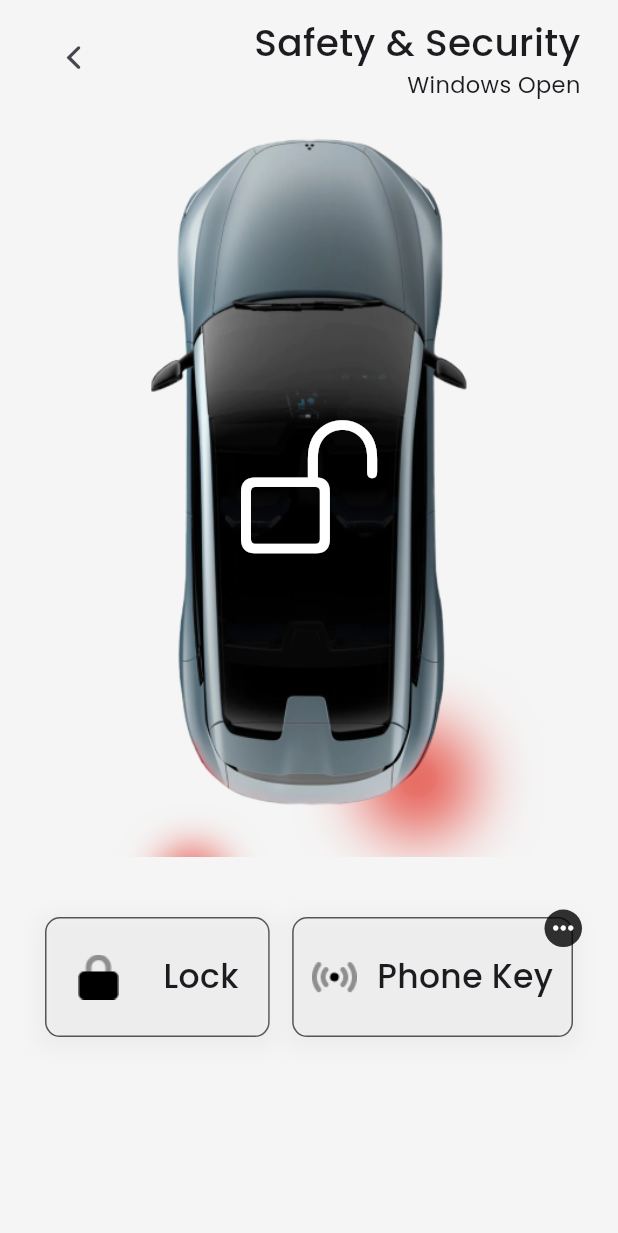
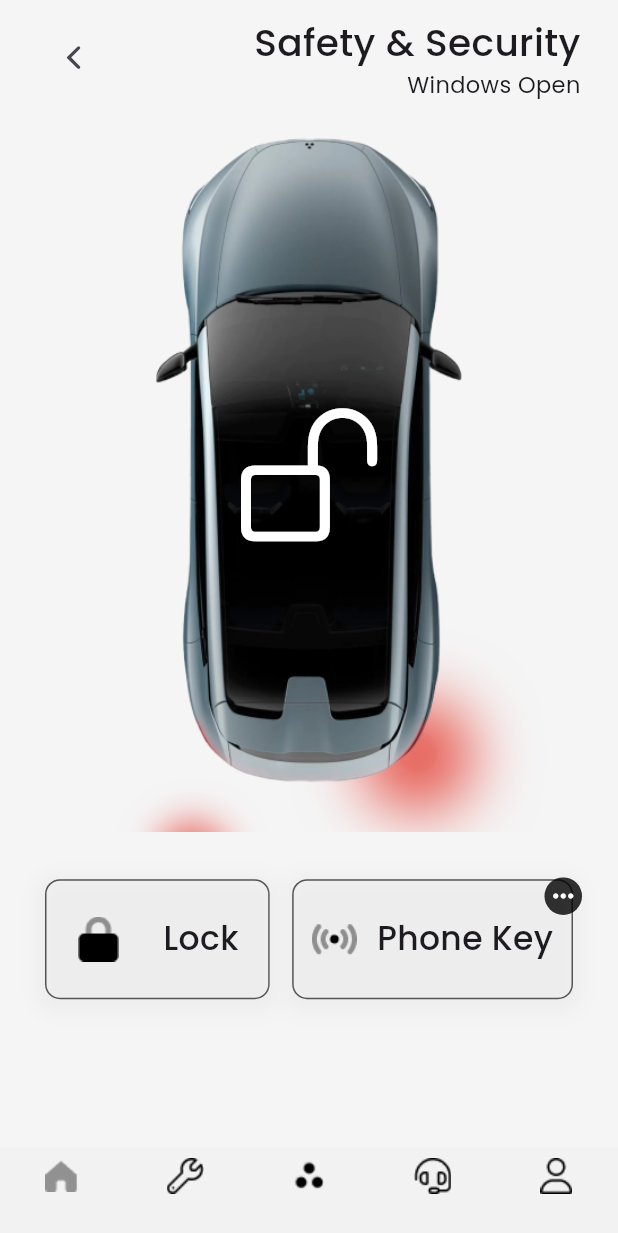
Before and after one commit to DivyankSisodia/EV_Car_Application, a Flutter app: the SafetySecurityPage screen opened directly, after a tap on "Unlock", on a phone screen of 412 x 824 dp. Shown: the top 1233 px of the screen. Run offline on Flutter 3.47's test engine with Material 3 defaults, Android fonts, the light colour scheme and no system bars; drawn by our look-alikes of flutter_animate; our stand-ins replace flutter_riverpod, gap, google_fonts, iconsax.

Commit message:
location UI

```diff
--- a/lib/bottom_nav_bar.dart
+++ b/lib/bottom_nav_bar.dart
@@ -1,3 +1,4 @@
+import 'package:car_application/view/Location_screen.dart';
 import 'package:car_application/view/home_screen.dart';
 import 'package:car_application/view/safety_page.dart';
 import 'package:flutter/material.dart';
@@ -14,7 +15,7 @@ class CustomButtomNavbar extends ConsumerWidget {
     HomeScreen(),
     const InteriorPage(),
     const SafetySecurityPage(),
-    const SafetySecurityPage(),
+    const LocationsAndMap(),
   ];
 
   @override
@@ -22,7 +23,23 @@ class CustomButtomNavbar extends ConsumerWidget {
     final currentIndex = ref.watch(currentIndexProvider);
     return Scaffold(
       body: pages[currentIndex],
-      bottomNavigationBar: BottomNavigationBar(
+      bottomNavigationBar: BottomNavBar(currentIndex: currentIndex),
+    );
+  }
+}
+
+class BottomNavBar extends ConsumerWidget {
+  const BottomNavBar({
+    super.key,
+    required this.currentIndex,
+  });
+
+  final int currentIndex;
+
+  @override
+  Widget build(BuildContext context, WidgetRef ref) {
+    final currentIndex = ref.watch(currentIndexProvider);
+    return BottomNavigationBar(
       type: BottomNavigationBarType.fixed,
       elevation: 0,
       backgroundColor: const Color.fromARGB(255, 242, 242, 242),
@@ -73,7 +90,6 @@ class CustomButtomNavbar extends ConsumerWidget {
           label: '',
         ),
       ],
-      ),
     );
   }
 }
--- a/lib/model/interior/temperature_button.dart
+++ b/lib/model/interior/temperature_button.dart
@@ -10,6 +10,8 @@ class TemperatureButton extends StatelessWidget {
   Widget build(BuildContext context) {
     return Padding(
       padding: const EdgeInsets.symmetric(horizontal: 20.0),
+      child: Align(
+        alignment: Alignment.bottomCenter,
         child: Container(
           height: 80,
           width: MediaQuery.of(context).size.width,
@@ -37,6 +39,7 @@ class TemperatureButton extends StatelessWidget {
             ],
           ),
         ),
+      ),
     );
   }
 }
--- a/lib/model/interior/temperature_schedule.dart
+++ b/lib/model/interior/temperature_schedule.dart
@@ -12,7 +12,7 @@ class TemperatureSchedule extends StatelessWidget {
   @override
   Widget build(BuildContext context) {
     return SizedBox(
-      height: 250,
+      height: MediaQuery.of(context).size.height * 0.2,
       child: ListView(
         shrinkWrap: true,
         children: [
--- a/lib/model/safety/image_container.dart
+++ b/lib/model/safety/image_container.dart
@@ -1,6 +1,5 @@
 import 'package:flutter/cupertino.dart';
 import 'package:flutter/material.dart';
-import 'package:flutter_animate/flutter_animate.dart';
 
 class AnimatedImageContainer extends StatelessWidget {
   const AnimatedImageContainer({
@@ -13,7 +12,7 @@ class AnimatedImageContainer extends StatelessWidget {
   @override
   Widget build(BuildContext context) {
     return SizedBox(
-      height: MediaQuery.of(context).size.height * 0.6,
+      height: MediaQuery.of(context).size.height * 0.58,
       child: Stack(
         children: [
           AnimatedPositioned(
@@ -88,7 +87,7 @@ class AnimatedImageContainer extends StatelessWidget {
                         CupertinoIcons.lock,
                         color: Color.fromARGB(255, 255, 255, 255),
                         size: 100,
-                    ),
+                      ),
               ),
             ],
           ),
--- a/lib/view/home_screen.dart
+++ b/lib/view/home_screen.dart
@@ -1,4 +1,6 @@
 // ignore_for_file: file_names
+import 'package:car_application/view/Location_screen.dart';
+import 'package:car_application/view/battery_page.dart';
 import 'package:car_application/view/interior_page.dart';
 import 'package:car_application/view/safety_page.dart';
 import 'package:flutter/material.dart';
@@ -92,7 +94,7 @@ class HomeScreen extends StatelessWidget {
                               Navigator.push(
                                 context,
                                 MaterialPageRoute(
-                                  builder: (context) => HomeScreen(),
+                                  builder: (context) => const BatteryPage(),
                                 ),
                               );
                               break;
@@ -117,8 +119,7 @@ class HomeScreen extends StatelessWidget {
                               Navigator.push(
                                 context,
                                 MaterialPageRoute(
-                                  builder: (context) =>
-                                      const SafetySecurityPage(),
+                                  builder: (context) => const LocationsAndMap(),
                                 ),
                               );
                               break;
--- a/lib/view/interior_page.dart
+++ b/lib/view/interior_page.dart
@@ -1,3 +1,4 @@
+import 'package:car_application/bottom_nav_bar.dart';
 import 'package:flutter/material.dart';
 import 'package:flutter_riverpod/flutter_riverpod.dart';
 import 'package:gap/gap.dart';
@@ -9,13 +10,14 @@ import '../model/interior/temperature_schedule.dart';
 import '../model/interior/temperature_text.dart';
 
 class InteriorPage extends ConsumerWidget {
-  const InteriorPage({super.key});
+  const InteriorPage({super.key,});
 
   @override
   Widget build(BuildContext context, WidgetRef ref) {
     return Scaffold(
       backgroundColor: const Color(0xFFF5F5F5),
       body: SafeArea(
+        child: SingleChildScrollView(
           child: Column(
             children: [
               const InteriorHeadingtext(),
@@ -51,6 +53,8 @@ class InteriorPage extends ConsumerWidget {
             ],
           ),
         ),
+      ),
+      bottomNavigationBar: const BottomNavBar(currentIndex: 0),
     );
   }
 }
--- /dev/null
+++ b/lib/view/location_screen.dart
@@ -0,0 +1,96 @@
+// ignore_for_file: file_names
+
+import 'package:car_application/bottom_nav_bar.dart';
+import 'package:car_application/widget/right_headingtext.dart';
+import 'package:flutter/material.dart';
+import 'package:google_fonts/google_fonts.dart';
+import 'package:iconsax/iconsax.dart';
+
+class LocationsAndMap extends StatelessWidget {
+  const LocationsAndMap({super.key});
+
+  @override
+  Widget build(BuildContext context) {
+    return Scaffold(
+      backgroundColor: const Color.fromARGB(255, 242, 242, 242),
+      body: SafeArea(
+        child: SingleChildScrollView(
+          child: Column(
+            children: [
+              const Padding(
+                padding: EdgeInsets.symmetric(horizontal: 25.0, vertical: 10.0),
+                child: RightHeadingText(
+                  heading: 'Locations & Maps',
+                  subheading: '900 Cool St, San Francisco, CA',
+                ),
+              ),
+              Stack(
+                children: [
+                  Padding(
+                    padding: const EdgeInsets.symmetric(
+                        horizontal: 10.0, vertical: 10),
+                    child: Image.asset(
+                      'assets/images/map_image.png',
+                      height: MediaQuery.of(context).size.height * 0.5,
+                      width: MediaQuery.of(context).size.width * 1,
+                    ),
+                  ),
+                  Positioned(
+                    bottom: MediaQuery.of(context).size.height * 0.02,
+                    right: MediaQuery.of(context).size.width * 0.09,
+                    child: Image.asset(
+                      'assets/images/small_map_asset_image.png',
+                    ),
+                  ),
+                ],
+              ),
+              Padding(
+                padding:
+                    const EdgeInsets.symmetric(horizontal: 20.0, vertical: 8),
+                child: SizedBox(
+                  height: MediaQuery.of(context).size.height * 0.06,
+                  child: TextField(
+                    autocorrect: true,
+                    textAlign: TextAlign.start,
+                    decoration: InputDecoration(
+                      hintText: 'Search for a location',
+                      hintStyle: GoogleFonts.poppins(
+                        fontSize: 16.0,
+                        fontWeight: FontWeight.w500,
+                        color: const Color.fromARGB(255, 53, 53, 53),
+                      ),
+                      prefixIcon: const Icon(
+                        Iconsax.search_favorite,
+                        color: Color.fromARGB(255, 53, 53, 53),
+                      ),
+                      filled: true,
+                      fillColor: Colors.white,
+                      border: OutlineInputBorder(
+                          borderRadius: BorderRadius.circular(10),
+                          borderSide: const BorderSide(
+                            color: Colors.black87,
+                          )),
+                    ),
+                  ),
+                ),
+              ),
+              Container(
+                  height: MediaQuery.of(context).size.height * 0.09,
+                  width: MediaQuery.of(context).size.width,
+                  color: Colors.white,
+                  child: Row(
+                    children: [
+                      Icon(
+                        Icons.bolt_outlined,
+                        color: Colors.grey.shade500,
+                      )
+                    ],
+                  ))
+            ],
+          ),
+        ),
+      ),
+      bottomNavigationBar: const BottomNavBar(currentIndex: 0),
+    );
+  }
+}
--- a/lib/view/phone_key_page.dart
+++ b/lib/view/phone_key_page.dart
@@ -73,7 +73,10 @@ class PhoneKeyScreen extends ConsumerWidget {
                             color: const Color.fromARGB(255, 208, 208, 208),
                             borderRadius: BorderRadius.circular(10),
                           ),
-                        child: Center(
+                          child: Row(
+                            mainAxisAlignment: MainAxisAlignment.spaceEvenly,
+                            children: [
+                              Center(
                                 child: Text(
                                   'Temporary Key Shared',
                                   style: GoogleFonts.poppins(
@@ -83,7 +86,13 @@ class PhoneKeyScreen extends ConsumerWidget {
                                   ),
                                 ),
                               ),
-                      ),
+                              const Icon(
+                                Icons.check_circle_sharp,
+                                color: Color.fromARGB(255, 18, 243, 134),
+                                size: 30,
+                              )
+                            ],
+                          )),
                     ),
                     duration: const Duration(seconds: 5),
                   );
--- a/lib/view/safety_page.dart
+++ b/lib/view/safety_page.dart
@@ -1,6 +1,7 @@
 import 'package:flutter/material.dart';
 import 'package:flutter_riverpod/flutter_riverpod.dart';
 import 'package:gap/gap.dart';
+import '../bottom_nav_bar.dart';
 import '../controller/interior_controller.dart';
 import '../model/safety/button_container.dart';
 import '../model/safety/heading_text.dart';
@@ -17,6 +18,7 @@ class SafetySecurityPage extends ConsumerWidget {
     return Scaffold(
       backgroundColor: const Color(0xFFF5F5F5),
       body: SafeArea(
+        child: SingleChildScrollView(
           child: Column(
             children: [
               // Safety and Security Heading
@@ -26,7 +28,7 @@ class SafetySecurityPage extends ConsumerWidget {
               AnimatedImageContainer(isPressed: isPressed),
               const Gap(30),
               SizedBox(
-              height: 100,
+                height: MediaQuery.of(context).size.height * 0.1,
                 width: MediaQuery.of(context).size.width,
                 child: Center(
                   child: Stack(
@@ -39,10 +41,13 @@ class SafetySecurityPage extends ConsumerWidget {
                     ],
                   ),
                 ),
-            )
+              ),
+              const Gap(10),
             ],
           ),
         ),
+      ),
+      bottomNavigationBar: const BottomNavBar(currentIndex: 2),
     );
   }
 }
```
Also changed, not shown: assets/images/small_map_asset_image.png (added). Lines whose indentation alone changed are shown as unchanged.
